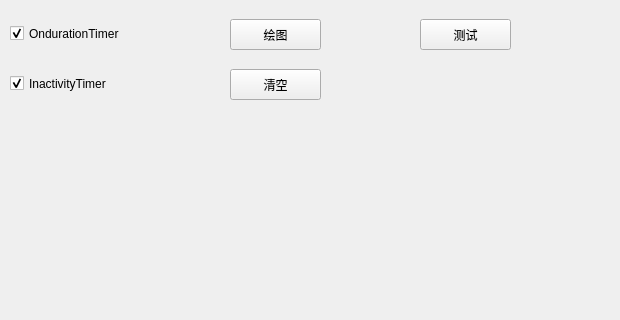
Before: the Qt Designer form DRX/DrxGUI.ui in GitUser004/hello-world, drawn with Qt 5; both pictures show x 180 to 800 and y 171 to 491 of the 800 by 600 pixel window.
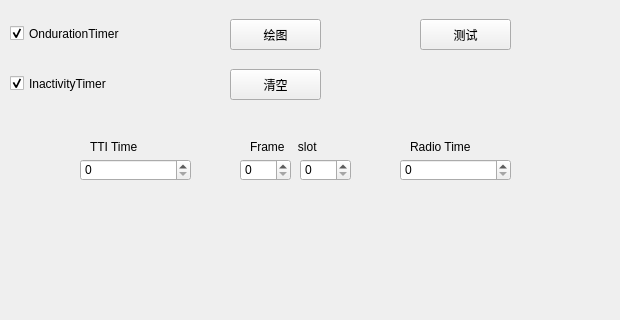
After: the same form once the commit is applied.

Commit message: 添加时间转换

```diff
--- a/DRX/DrxGUI.ui
+++ b/DRX/DrxGUI.ui
@@ -169,6 +169,97 @@
      <string/>
     </property>
    </widget>
+   <widget class="QLabel" name="label_TtiTime">
+    <property name="geometry">
+     <rect>
+      <x>270</x>
+      <y>310</y>
+      <width>91</width>
+      <height>16</height>
+     </rect>
+    </property>
+    <property name="text">
+     <string>TTI Time</string>
+    </property>
+   </widget>
+   <widget class="QLabel" name="label_FrameSlot">
+    <property name="geometry">
+     <rect>
+      <x>430</x>
+      <y>310</y>
+      <width>91</width>
+      <height>16</height>
+     </rect>
+    </property>
+    <property name="text">
+     <string>Frame    slot</string>
+    </property>
+   </widget>
+   <widget class="QLabel" name="label_RadioTime">
+    <property name="geometry">
+     <rect>
+      <x>590</x>
+      <y>310</y>
+      <width>91</width>
+      <height>16</height>
+     </rect>
+    </property>
+    <property name="text">
+     <string>Radio Time</string>
+    </property>
+   </widget>
+   <widget class="QSpinBox" name="spinBox_TtiTime">
+    <property name="geometry">
+     <rect>
+      <x>260</x>
+      <y>330</y>
+      <width>111</width>
+      <height>22</height>
+     </rect>
+    </property>
+    <property name="maximum">
+     <number>99999999</number>
+    </property>
+   </widget>
+   <widget class="QSpinBox" name="spinBox_Frame">
+    <property name="geometry">
+     <rect>
+      <x>420</x>
+      <y>330</y>
+      <width>51</width>
+      <height>22</height>
+     </rect>
+    </property>
+    <property name="maximum">
+     <number>1023</number>
+    </property>
+   </widget>
+   <widget class="QSpinBox" name="spinBox_Slot">
+    <property name="geometry">
+     <rect>
+      <x>480</x>
+      <y>330</y>
+      <width>51</width>
+      <height>22</height>
+     </rect>
+    </property>
+    <property name="maximum">
+     <number>19</number>
+    </property>
+   </widget>
+   <widget class="QSpinBox" name="spinBox_RadioTime">
+    <property name="geometry">
+     <rect>
+      <x>580</x>
+      <y>330</y>
+      <width>111</width>
+      <height>22</height>
+     </rect>
+    </property>
+    <property name="maximum">
+     <number>999999999</number>
+    </property>
+   </widget>
   </widget>
   <widget class="QMenuBar" name="menubar">
    <property name="geometry">
```
The commit also changes 2 other files.
